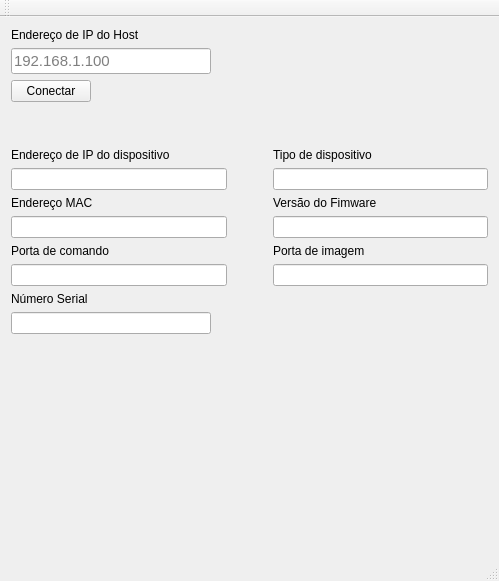
Before: the Qt Designer form QtGui/QtGui.ui in matheusssilva991/demo-api-sdk, drawn with Qt 5.
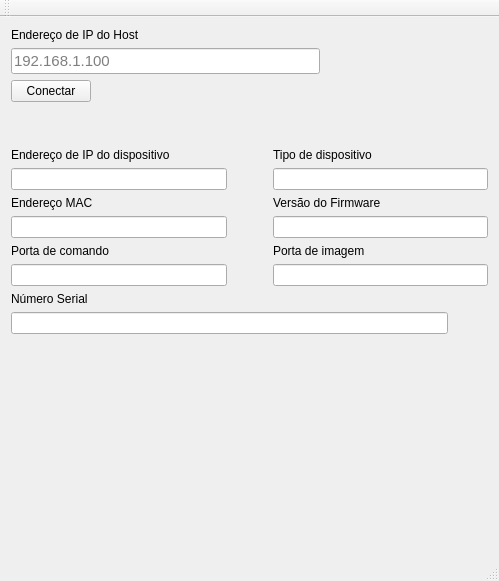
After: the same form once the commit is applied.

Patch:
```diff
--- a/QtGui/QtGui.ui
+++ b/QtGui/QtGui.ui
@@ -20,7 +20,7 @@
      <verstretch>0</verstretch>
     </sizepolicy>
    </property>
-   <layout class="QVBoxLayout" name="verticalLayout_11">
+   <layout class="QVBoxLayout" name="verticalLayout_9">
     <item>
      <layout class="QVBoxLayout" name="verticalLayout_10">
       <property name="bottomMargin">
@@ -83,6 +83,9 @@
           <property name="orientation">
            <enum>Qt::Orientation::Horizontal</enum>
           </property>
+          <property name="sizeType">
+           <enum>QSizePolicy::Policy::Preferred</enum>
+          </property>
           <property name="sizeHint" stdset="0">
            <size>
             <width>168</width>
@@ -120,9 +123,7 @@
      </layout>
     </item>
     <item>
-     <layout class="QVBoxLayout" name="verticalLayout_9">
-      <item>
-       <layout class="QHBoxLayout" name="horizontalLayout_4">
+     <layout class="QHBoxLayout" name="horizontalLayout_3">
         <item>
          <layout class="QVBoxLayout" name="verticalLayout_2">
           <item>
@@ -173,7 +174,7 @@
          </spacer>
         </item>
         <item>
-         <layout class="QVBoxLayout" name="verticalLayout_3">
+       <layout class="QVBoxLayout" name="verticalLayout_6">
           <item>
            <widget class="QLabel" name="deviceTypeLabel">
             <property name="text">
@@ -202,9 +203,9 @@
        </layout>
       </item>
       <item>
-       <layout class="QHBoxLayout" name="horizontalLayout_6">
+     <layout class="QHBoxLayout" name="horizontalLayout_4">
         <item>
-         <layout class="QVBoxLayout" name="verticalLayout_4">
+       <layout class="QVBoxLayout" name="verticalLayout_3">
           <item>
            <widget class="QLabel" name="deviceMacLabel">
             <property name="text">
@@ -247,39 +248,39 @@
          </spacer>
         </item>
         <item>
-         <layout class="QVBoxLayout" name="verticalLayout_5">
-          <item>
-           <widget class="QLabel" name="deviceFinwareLabel">
-            <property name="text">
-             <string>Versão do Fimware</string>
-            </property>
-           </widget>
-          </item>
-          <item>
-           <widget class="QLineEdit" name="deviceFinwareInput">
-            <property name="sizePolicy">
-             <sizepolicy hsizetype="Preferred" vsizetype="Fixed">
-              <horstretch>0</horstretch>
-              <verstretch>0</verstretch>
-             </sizepolicy>
-            </property>
-            <property name="minimumSize">
-             <size>
-              <width>200</width>
-              <height>0</height>
-             </size>
-            </property>
-           </widget>
-          </item>
-         </layout>
-        </item>
-       </layout>
-      </item>
-      <item>
-       <layout class="QHBoxLayout" name="horizontalLayout_5">
-        <item>
          <layout class="QVBoxLayout" name="verticalLayout_7">
           <item>
+         <widget class="QLabel" name="deviceFirmwareLabel">
+          <property name="text">
+           <string>Versão do Firmware</string>
+          </property>
+         </widget>
+        </item>
+        <item>
+         <widget class="QLineEdit" name="deviceFirmwareInput">
+          <property name="sizePolicy">
+           <sizepolicy hsizetype="Preferred" vsizetype="Fixed">
+            <horstretch>0</horstretch>
+            <verstretch>0</verstretch>
+           </sizepolicy>
+          </property>
+          <property name="minimumSize">
+           <size>
+            <width>200</width>
+            <height>0</height>
+           </size>
+          </property>
+         </widget>
+        </item>
+       </layout>
+      </item>
+     </layout>
+    </item>
+    <item>
+     <layout class="QHBoxLayout" name="horizontalLayout_5">
+      <item>
+       <layout class="QVBoxLayout" name="verticalLayout_4">
+        <item>
            <widget class="QLabel" name="deviceCmdPortLabel">
             <property name="text">
              <string>Porta de comando</string>
@@ -327,7 +328,7 @@
          </spacer>
         </item>
         <item>
-         <layout class="QVBoxLayout" name="verticalLayout_6">
+       <layout class="QVBoxLayout" name="verticalLayout_8">
           <item>
            <widget class="QLabel" name="deviceImgPortLabel">
             <property name="text">
@@ -356,12 +357,9 @@
        </layout>
       </item>
       <item>
-       <layout class="QHBoxLayout" name="horizontalLayout_3">
+     <layout class="QHBoxLayout" name="horizontalLayout_6">
         <item>
-         <layout class="QVBoxLayout" name="verticalLayout_8">
-          <property name="spacing">
-           <number>6</number>
-          </property>
+       <layout class="QVBoxLayout" name="verticalLayout_5">
           <item>
            <widget class="QLabel" name="deviceSerialLabel">
             <property name="text">
@@ -399,7 +397,7 @@
            <enum>Qt::Orientation::Horizontal</enum>
           </property>
           <property name="sizeType">
-           <enum>QSizePolicy::Policy::Expanding</enum>
+         <enum>QSizePolicy::Policy::Preferred</enum>
           </property>
           <property name="sizeHint" stdset="0">
            <size>
@@ -408,8 +406,6 @@
            </size>
           </property>
          </spacer>
-        </item>
-       </layout>
       </item>
      </layout>
     </item>
```
Left out of the diff: 5 changed lines with no effect on the pictures. Lines whose indentation alone changed are shown as unchanged.
